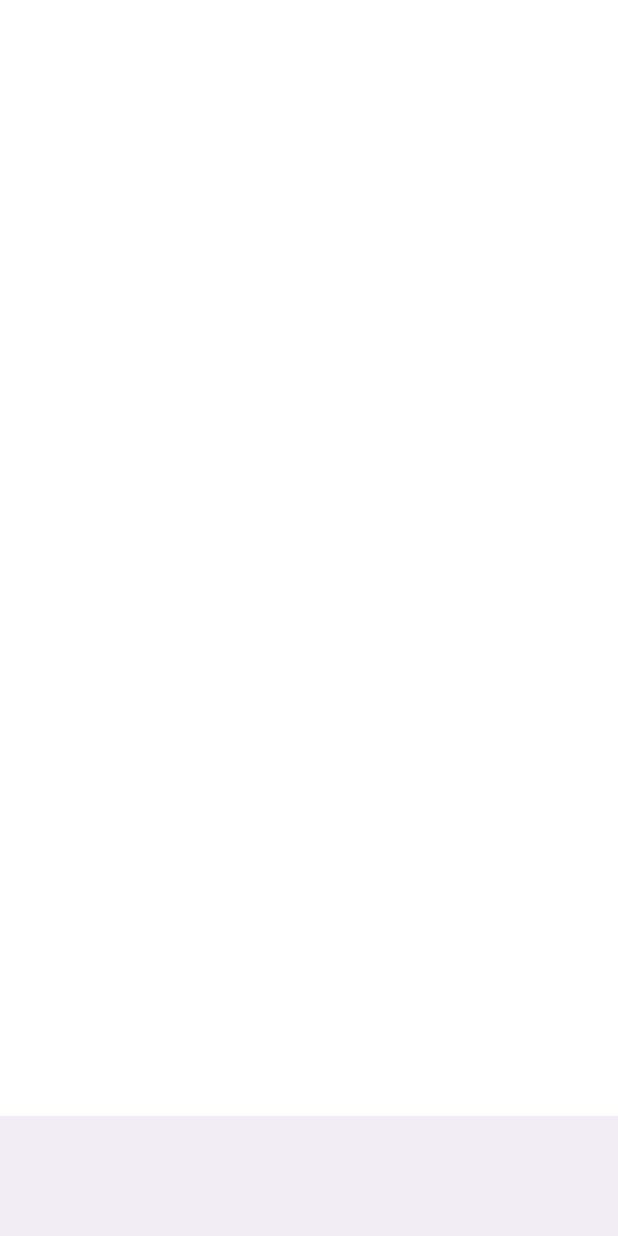
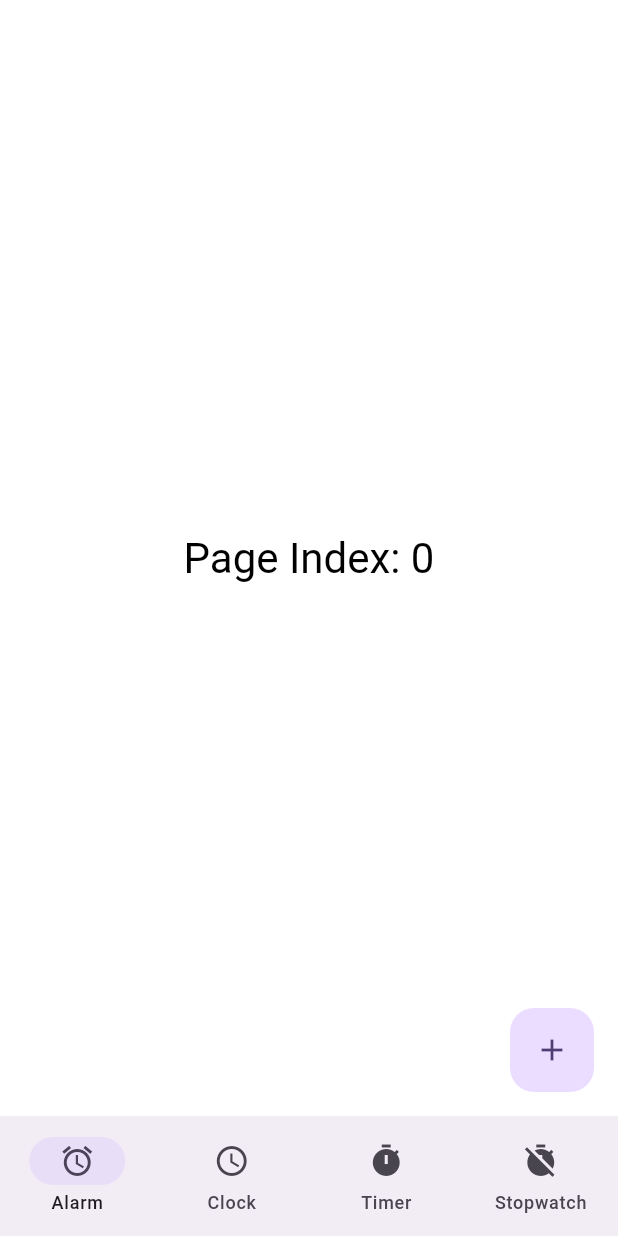
Before and after one commit to ab22593k/rhizosphere, a Flutter app: the AdaptiveScaffold screen opened directly, on a phone screen of 412 x 824 dp. Run offline on Flutter 3.47's test engine with Material 3 defaults, Android fonts, the phone set to English and light mode, and no system bars; our stand-ins replace flutter_riverpod, flutter_svg; missing offline and left inert: analyzer, custom_lint_builder; network calls fail.

Commit message:
refactor(adaptive): Improve NavigationSuiteScaffold layout and interaction
Refactor the NavigationSuiteScaffold to enhance its responsiveness and user interaction.

- Remove redundant `IconButton` from `navigationRailLeading` in the demo, as its functionality is now integrated into the rail itself.
- Convert `NavigationSuiteScaffold` from `ConsumerWidget` to `ConsumerStatefulWidget` to manage internal state for `_railExpanded`.
- Implement logic to dynamically control the `extended` state of the `NavigationRail` based on window size and user interaction (toggling the menu icon).

```diff
--- a/example/lib/demo/comprehensive_adaptive_demo.dart
+++ b/example/lib/demo/comprehensive_adaptive_demo.dart
@@ -25,12 +25,6 @@ class _ComprehensiveAdaptiveDemoState
       navigationRailLeading: Column(
         mainAxisSize: MainAxisSize.min,
         children: [
-          IconButton(
-            icon: const Icon(Icons.menu),
-            onPressed: () {},
-            tooltip: 'Main menu',
-          ),
-          const SizedBox(height: 8),
           FloatingActionButton(
             elevation: 0,
             onPressed: () {},
--- a/lib/src/features/adaptive_layout/views/adaptive_scaffold.dart
+++ b/lib/src/features/adaptive_layout/views/adaptive_scaffold.dart
@@ -5,7 +5,7 @@ import '../../../core/adaptive/layout/adaptive_builder.dart';
 import '../../../core/adaptive/layout/window_size_class.dart';
 import '../providers/adaptive_layout_provider.dart';
 
-class NavigationSuiteScaffold extends ConsumerWidget {
+class NavigationSuiteScaffold extends ConsumerStatefulWidget {
   final Widget body;
   final int selectedIndex;
   final ValueChanged<int> onDestinationSelected;
@@ -30,62 +30,112 @@ class NavigationSuiteScaffold extends ConsumerWidget {
   });
 
   @override
-  Widget build(BuildContext context, WidgetRef ref) {
+  ConsumerState<NavigationSuiteScaffold> createState() =>
+      _NavigationSuiteScaffoldState();
+}
+
+class _NavigationSuiteScaffoldState
+    extends ConsumerState<NavigationSuiteScaffold> {
+  bool? _railExpanded;
+
+  @override
+  Widget build(BuildContext context) {
     return AdaptiveBuilder(
       onSizeClassChanged: (sizeClass) {
         ref.read(windowSizeClassProvider.notifier).update(sizeClass);
       },
       builder: (context, sizeClass, child) {
-        switch (sizeClass) {
-          case WindowSizeClass.compact:
+        // Determine if we should show the Navigation Rail
+        final isCompact = sizeClass == WindowSizeClass.compact;
+        final isDesktop = sizeClass == WindowSizeClass.expanded;
+
+        // Default expanded state logic
+        final defaultExpanded = isDesktop;
+        final extended = _railExpanded ?? defaultExpanded;
+
+        if (isCompact) {
           return Scaffold(
-              appBar: appBar,
-              body: body,
-              floatingActionButton: floatingActionButton,
+            appBar: widget.appBar,
+            body: widget.body,
+            floatingActionButton: widget.floatingActionButton,
             bottomNavigationBar: NavigationBar(
-                selectedIndex: selectedIndex,
-                onDestinationSelected: onDestinationSelected,
-                destinations: destinations,
+              selectedIndex: widget.selectedIndex,
+              onDestinationSelected: widget.onDestinationSelected,
+              destinations: widget.destinations,
             ),
           );
-          case WindowSizeClass.medium:
+        }
+
         return Scaffold(
-              appBar: appBar,
-              floatingActionButton: floatingActionButton,
+          appBar: widget.appBar,
+          // When using Rail, FAB is placed inside the rail leading
+          floatingActionButton: null,
           body: Row(
             children: [
               NavigationRail(
-                    extended: false,
-                    selectedIndex: selectedIndex,
-                    onDestinationSelected: onDestinationSelected,
-                    destinations: railDestinations,
-                    leading: navigationRailLeading,
-                    trailing: navigationRailTrailing,
-                    labelType: NavigationRailLabelType.all,
+                extended: extended,
+                selectedIndex: widget.selectedIndex,
+                onDestinationSelected: widget.onDestinationSelected,
+                destinations: widget.railDestinations,
+                minWidth: 80, // Enforce 80 width from designs
+                minExtendedWidth: 256, // Standard extended width
+                // Center items on tablet (Medium) for reachability, Top (-1.0) otherwise
+                groupAlignment: sizeClass == WindowSizeClass.medium
+                    ? 0.0
+                    : -1.0,
+                // Combine Menu, FAB, and custom leading
+                leading: Column(
+                  children: [
+                    // Menu Button to toggle expansion
+                    IconButton(
+                      icon: Icon(extended ? Icons.menu_open : Icons.menu),
+                      onPressed: () {
+                        setState(() {
+                          // Toggle and store the preference
+                          _railExpanded = !extended;
+                        });
+                      },
+                      tooltip: extended ? 'Collapse menu' : 'Expand menu',
                     ),
-                  Expanded(child: body),
+                    const SizedBox(height: 8),
+                    // Floating Action Button
+                    if (widget.floatingActionButton != null) ...[
+                      Theme(
+                        data: Theme.of(context).copyWith(
+                          floatingActionButtonTheme:
+                              const FloatingActionButtonThemeData(elevation: 0),
+                        ),
+                        child: widget.floatingActionButton!,
+                      ),
+                      const SizedBox(height: 32),
+                    ],
+                    // Custom leading widget
+                    if (widget.navigationRailLeading != null)
+                      widget.navigationRailLeading!,
+                  ],
+                ),
+                trailing: widget.navigationRailTrailing,
+                // In M3, collapsed rail usually shows icons.
+                // LabelType.all ensures labels are shown if desired, but
+                // typical M3 behavior:
+                // Collapsed: Icons only (labelType: none or selected).
+                // Expanded: Labels next to icons.
+                // Flutter's NavigationRail handles 'extended' by showing labels.
+                // So we can leave labelType null or set it based on preference.
+                // User requirement: "Collapsed... should contain 3-7 items... Label text - inactive...".
+                // Actually image "Collapsed navigation rail with timer icon" shows just icons.
+                // "Label text - active", "Label text - inactive" are listed in Anatomy.
+                // But typically for collapsed rail, labels are removed or small.
+                // "Collapsed ... should not be hidden".
+                // Let's stick to default behavior which hides labels when not extended unless specified.
+                labelType: extended ? null : NavigationRailLabelType.all,
+              ),
+              // Use a divider to separate rail from content
+              const VerticalDivider(thickness: 1, width: 1),
+              Expanded(child: widget.body),
             ],
           ),
         );
-          case WindowSizeClass.expanded:
-            return Scaffold(
-              appBar: appBar,
-              floatingActionButton: floatingActionButton,
-              body: Row(
-                children: [
-                  NavigationRail(
-                    extended: true,
-                    selectedIndex: selectedIndex,
-                    onDestinationSelected: onDestinationSelected,
-                    destinations: railDestinations,
-                    leading: navigationRailLeading,
-                    trailing: navigationRailTrailing,
-                  ),
-                  Expanded(child: body),
-                ],
-              ),
-            );
-        }
       },
     );
   }
@@ -110,10 +160,41 @@ class _AdaptiveScaffoldState extends ConsumerState<AdaptiveScaffold> {
           _selectedIndex = index;
         });
       },
-      destinations: [],
-      railDestinations: [],
-
-      body: Container(),
+      destinations: const [
+        NavigationDestination(icon: Icon(Icons.alarm), label: 'Alarm'),
+        NavigationDestination(icon: Icon(Icons.access_time), label: 'Clock'),
+        NavigationDestination(icon: Icon(Icons.timer), label: 'Timer'),
+        NavigationDestination(icon: Icon(Icons.timer_off), label: 'Stopwatch'),
+      ],
+      railDestinations: const [
+        NavigationRailDestination(
+          icon: Icon(Icons.alarm),
+          label: Text('Alarm'),
+        ),
+        NavigationRailDestination(
+          icon: Icon(Icons.access_time),
+          label: Text('Clock'),
+        ),
+        NavigationRailDestination(
+          icon: Icon(Icons.timer),
+          label: Text('Timer'),
+        ),
+        NavigationRailDestination(
+          icon: Icon(Icons.timer_off),
+          label: Text('Stopwatch'),
+        ),
+      ],
+      floatingActionButton: FloatingActionButton(
+        onPressed: () {},
+        elevation: 0,
+        child: const Icon(Icons.add),
+      ),
+      body: Center(
+        child: Text(
+          'Page Index: $_selectedIndex',
+          style: Theme.of(context).textTheme.headlineMedium,
+        ),
+      ),
     );
   }
 }
```
Lines whose indentation alone changed are shown as unchanged.
